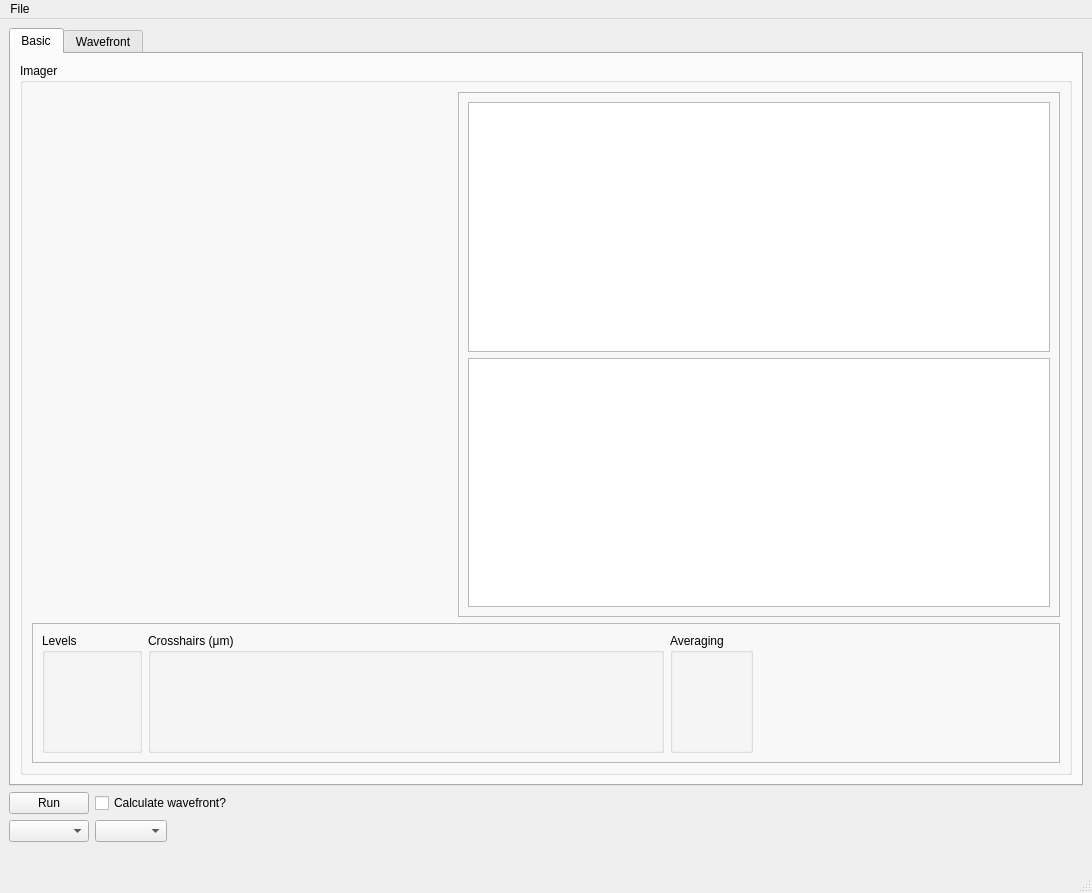
Old version of the form PPM_centroid/PPM_screen.ui in the repository mseaberg/slit_alignment.
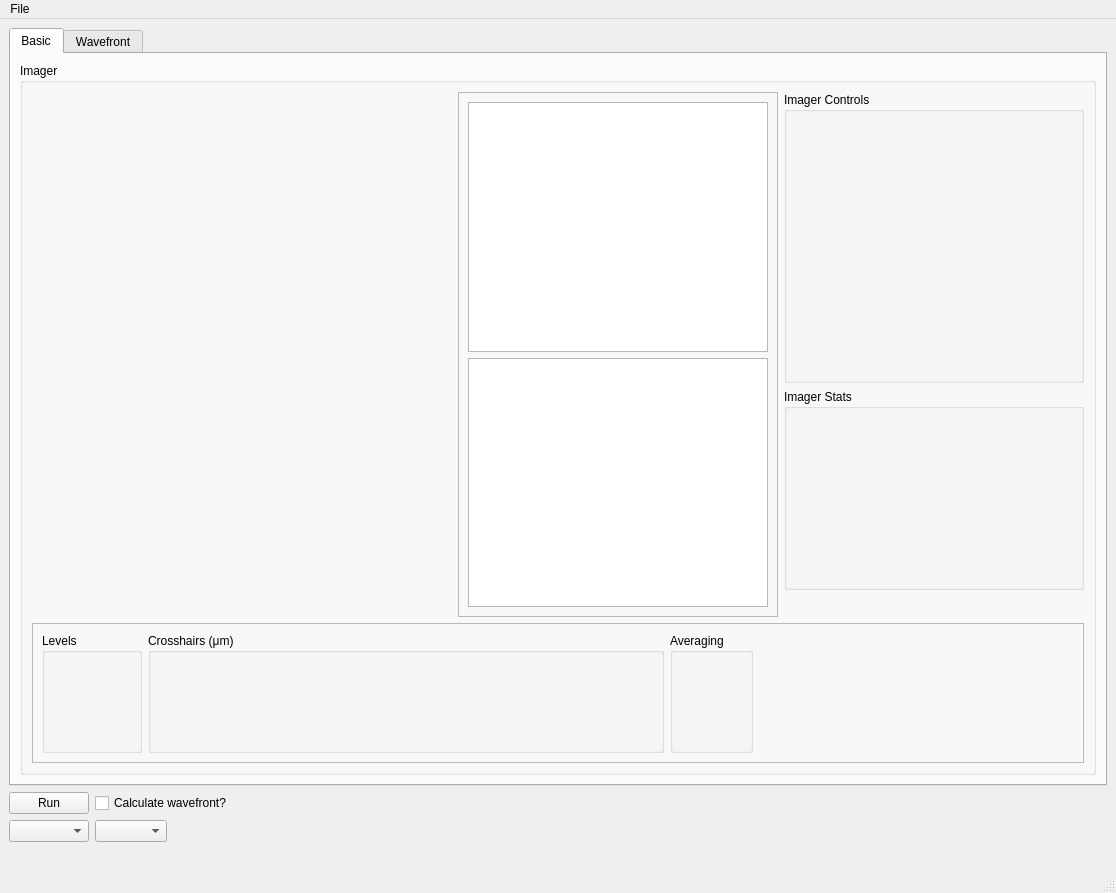
New version of the form. Custom widgets are drawn as their Qt base class.

Commit message: added stats and controls features to PPM screen

What changed in the file:
```diff
--- a/PPM_centroid/PPM_screen.ui
+++ b/PPM_centroid/PPM_screen.ui
@@ -6,7 +6,7 @@
    <rect>
     <x>0</x>
     <y>0</y>
-    <width>1092</width>
+    <width>1116</width>
     <height>893</height>
    </rect>
   </property>
@@ -30,8 +30,8 @@
        <attribute name="title">
         <string>Basic</string>
        </attribute>
-       <layout class="QHBoxLayout" name="horizontalLayout">
-        <item>
+       <layout class="QGridLayout" name="gridLayout_4">
+        <item row="0" column="0">
          <widget class="QGroupBox" name="imageGroupBox">
           <property name="sizePolicy">
            <sizepolicy hsizetype="Expanding" vsizetype="Expanding">
@@ -43,41 +43,7 @@
            <string>Imager</string>
           </property>
           <layout class="QGridLayout" name="gridLayout_2">
-           <item row="0" column="0">
-            <widget class="LineoutImage" name="imageWidget" native="true">
-             <property name="minimumSize">
-              <size>
-               <width>420</width>
-               <height>420</height>
-              </size>
-             </property>
-            </widget>
-           </item>
-           <item row="0" column="1">
-            <widget class="QFrame" name="frame_2">
-             <property name="minimumSize">
-              <size>
-               <width>300</width>
-               <height>300</height>
-              </size>
-             </property>
-             <property name="frameShape">
-              <enum>QFrame::StyledPanel</enum>
-             </property>
-             <property name="frameShadow">
-              <enum>QFrame::Raised</enum>
-             </property>
-             <layout class="QVBoxLayout" name="verticalLayout_2">
-              <item>
-               <widget class="GraphicsLayoutWidget" name="centroidCanvas"/>
-              </item>
-              <item>
-               <widget class="GraphicsLayoutWidget" name="fwhmCanvas"/>
-              </item>
-             </layout>
-            </widget>
-           </item>
-           <item row="1" column="0" colspan="2">
+           <item row="3" column="0" colspan="3">
             <widget class="QFrame" name="frame">
              <property name="frameShape">
               <enum>QFrame::StyledPanel</enum>
@@ -162,6 +128,120 @@
              </layout>
             </widget>
            </item>
+           <item row="0" column="2">
+            <widget class="QGroupBox" name="groupBox_2">
+             <property name="sizePolicy">
+              <sizepolicy hsizetype="Preferred" vsizetype="Preferred">
+               <horstretch>0</horstretch>
+               <verstretch>0</verstretch>
+              </sizepolicy>
+             </property>
+             <property name="minimumSize">
+              <size>
+               <width>300</width>
+               <height>0</height>
+              </size>
+             </property>
+             <property name="maximumSize">
+              <size>
+               <width>300</width>
+               <height>16777215</height>
+              </size>
+             </property>
+             <property name="title">
+              <string>Imager Controls</string>
+             </property>
+             <layout class="QVBoxLayout" name="verticalLayout_4">
+              <item>
+               <widget class="ImagerControls" name="imagerControls" native="true">
+                <property name="minimumSize">
+                 <size>
+                  <width>0</width>
+                  <height>250</height>
+                 </size>
+                </property>
+               </widget>
+              </item>
+             </layout>
+            </widget>
+           </item>
+           <item row="0" column="1" rowspan="3">
+            <widget class="QFrame" name="frame_2">
+             <property name="sizePolicy">
+              <sizepolicy hsizetype="Expanding" vsizetype="Preferred">
+               <horstretch>0</horstretch>
+               <verstretch>0</verstretch>
+              </sizepolicy>
+             </property>
+             <property name="minimumSize">
+              <size>
+               <width>300</width>
+               <height>300</height>
+              </size>
+             </property>
+             <property name="frameShape">
+              <enum>QFrame::StyledPanel</enum>
+             </property>
+             <property name="frameShadow">
+              <enum>QFrame::Raised</enum>
+             </property>
+             <layout class="QVBoxLayout" name="verticalLayout_2">
+              <item>
+               <widget class="GraphicsLayoutWidget" name="centroidCanvas"/>
+              </item>
+              <item>
+               <widget class="GraphicsLayoutWidget" name="fwhmCanvas"/>
+              </item>
+             </layout>
+            </widget>
+           </item>
+           <item row="1" column="2">
+            <widget class="QGroupBox" name="groupBox_3">
+             <property name="minimumSize">
+              <size>
+               <width>300</width>
+               <height>180</height>
+              </size>
+             </property>
+             <property name="maximumSize">
+              <size>
+               <width>300</width>
+               <height>16777215</height>
+              </size>
+             </property>
+             <property name="title">
+              <string>Imager Stats</string>
+             </property>
+             <layout class="QVBoxLayout" name="verticalLayout_5">
+              <item>
+               <widget class="ImagerStats" name="imagerStats" native="true">
+                <property name="minimumSize">
+                 <size>
+                  <width>0</width>
+                  <height>160</height>
+                 </size>
+                </property>
+               </widget>
+              </item>
+             </layout>
+            </widget>
+           </item>
+           <item row="0" column="0" rowspan="2">
+            <widget class="LineoutImage" name="imageWidget" native="true">
+             <property name="sizePolicy">
+              <sizepolicy hsizetype="Expanding" vsizetype="Preferred">
+               <horstretch>0</horstretch>
+               <verstretch>0</verstretch>
+              </sizepolicy>
+             </property>
+             <property name="minimumSize">
+              <size>
+               <width>420</width>
+               <height>420</height>
+              </size>
+             </property>
+            </widget>
+           </item>
           </layout>
          </widget>
         </item>
@@ -387,7 +467,7 @@
     <rect>
      <x>0</x>
      <y>0</y>
-     <width>1092</width>
+     <width>1116</width>
      <height>20</height>
     </rect>
    </property>
@@ -448,6 +528,18 @@
    <header>PPM_widgets</header>
    <container>1</container>
   </customwidget>
+  <customwidget>
+   <class>ImagerControls</class>
+   <extends>QWidget</extends>
+   <header>PPM_widgets</header>
+   <container>1</container>
+  </customwidget>
+  <customwidget>
+   <class>ImagerStats</class>
+   <extends>QWidget</extends>
+   <header>PPM_widgets</header>
+   <container>1</container>
+  </customwidget>
  </customwidgets>
  <tabstops>
   <tabstop>tabWidget</tabstop>
```
The commit also changes 5 other files.
